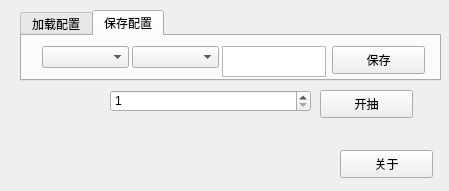
Above: form.ui from ABCDCreeper/suijixuehao before the change. Below: the same form after it.
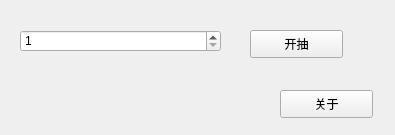
That is the form after the change.

The edit to the form file:
```diff
--- a/form.ui
+++ b/form.ui
@@ -6,8 +6,8 @@
    <rect>
     <x>0</x>
     <y>0</y>
-    <width>449</width>
-    <height>191</height>
+    <width>395</width>
+    <height>135</height>
    </rect>
   </property>
   <property name="windowTitle">
@@ -16,8 +16,8 @@
   <widget class="QPushButton" name="chou">
    <property name="geometry">
     <rect>
-     <x>320</x>
-     <y>90</y>
+     <x>250</x>
+     <y>30</y>
      <width>93</width>
      <height>28</height>
     </rect>
@@ -29,8 +29,8 @@
   <widget class="QSpinBox" name="spinBox">
    <property name="geometry">
     <rect>
-     <x>110</x>
-     <y>90</y>
+     <x>20</x>
+     <y>30</y>
      <width>201</width>
      <height>22</height>
     </rect>
@@ -45,8 +45,8 @@
   <widget class="QPushButton" name="about">
    <property name="geometry">
     <rect>
-     <x>340</x>
-     <y>150</y>
+     <x>280</x>
+     <y>90</y>
      <width>93</width>
      <height>28</height>
     </rect>
@@ -55,95 +55,6 @@
     <string>关于</string>
    </property>
   </widget>
-  <widget class="QTabWidget" name="tabWidget">
-   <property name="geometry">
-    <rect>
-     <x>20</x>
-     <y>10</y>
-     <width>421</width>
-     <height>71</height>
-    </rect>
-   </property>
-   <property name="currentIndex">
-    <number>1</number>
-   </property>
-   <widget class="QWidget" name="tab">
-    <attribute name="title">
-     <string>加载配置</string>
-    </attribute>
-    <widget class="QComboBox" name="comboBox">
-     <property name="geometry">
-      <rect>
-       <x>10</x>
-       <y>10</y>
-       <width>271</width>
-       <height>21</height>
-      </rect>
-     </property>
-    </widget>
-    <widget class="QPushButton" name="pushButton">
-     <property name="geometry">
-      <rect>
-       <x>310</x>
-       <y>10</y>
-       <width>93</width>
-       <height>28</height>
-      </rect>
-     </property>
-     <property name="text">
-      <string>加载</string>
-     </property>
-    </widget>
-   </widget>
-   <widget class="QWidget" name="tab_2">
-    <attribute name="title">
-     <string>保存配置</string>
-    </attribute>
-    <widget class="QComboBox" name="comboBox_2">
-     <property name="geometry">
-      <rect>
-       <x>20</x>
-       <y>10</y>
-       <width>87</width>
-       <height>22</height>
-      </rect>
-     </property>
-    </widget>
-    <widget class="QComboBox" name="comboBox_3">
-     <property name="geometry">
-      <rect>
-       <x>110</x>
-       <y>10</y>
-       <width>87</width>
-       <height>22</height>
-      </rect>
-     </property>
-    </widget>
-    <widget class="QTextEdit" name="textEdit">
-     <property name="geometry">
-      <rect>
-       <x>200</x>
-       <y>10</y>
-       <width>104</width>
-       <height>31</height>
-      </rect>
-     </property>
-    </widget>
-    <widget class="QPushButton" name="save">
-     <property name="geometry">
-      <rect>
-       <x>310</x>
-       <y>10</y>
-       <width>93</width>
-       <height>28</height>
-      </rect>
-     </property>
-     <property name="text">
-      <string>保存</string>
-     </property>
-    </widget>
-   </widget>
-  </widget>
  </widget>
  <resources/>
  <connections/>
```
